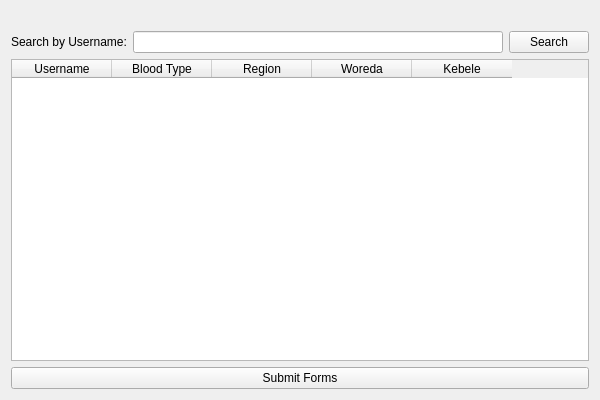
Above: ui/SupervisorDashboardWindow.ui from KALU56/bloodbank before the change. Below: the same form after it.
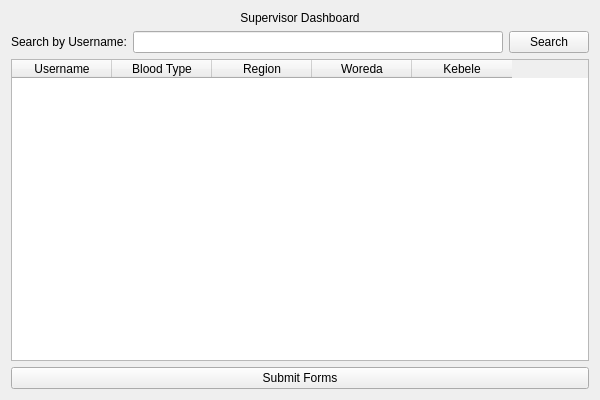
That is the form after the change.

What changed in the file:
```diff
--- a/ui/SupervisorDashboardWindow.ui
+++ b/ui/SupervisorDashboardWindow.ui
@@ -10,7 +10,7 @@
 
    <item>
     <widget class="QLabel" name="titleLabel">
-     <property name="text"><string><b>Supervisor Dashboard</b></string></property>
+     <property name="text"><string>Supervisor Dashboard</string></property>
      <property name="alignment"><set>Qt::AlignCenter</set></property>
     </widget>
    </item>
```
Left out of the diff: 33 changed lines with no effect on the pictures.
